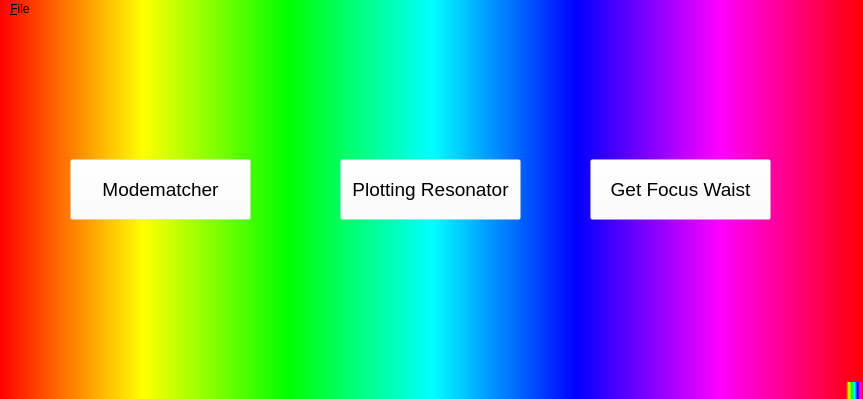
Qt form interface.ui (NiceLaserGuy/GRay-CAD-2) before a commit.
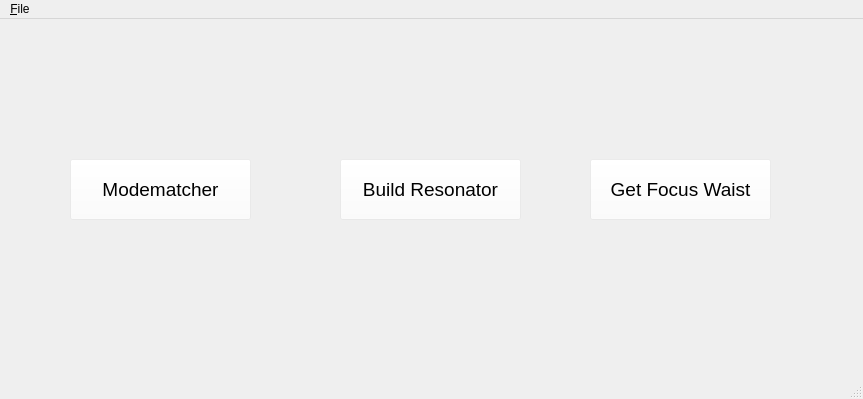
The same form after that commit.

```diff
--- a/interface.ui
+++ b/interface.ui
@@ -20,8 +20,7 @@
    <string>GrayCAD 2 powered by LQO</string>
   </property>
   <property name="styleSheet">
-   <string notr="true">background-color: qradialgradient(spread:pad, cx:0.5, cy:0.5, radius:0.5, fx:0.5, fy:0.5, stop:0 rgba(0, 0, 0, 0), stop:0.52 rgba(0, 0, 0, 0), stop:0.565 rgba(82, 121, 76, 33), stop:0.65 rgba(159, 235, 148, 64), stop:0.721925 rgba(255, 238, 150, 129), stop:0.77 rgba(255, 128, 128, 204), stop:0.89 rgba(191, 128, 255, 64), stop:1 rgba(0, 0, 0, 0));
-background-color: qlineargradient(spread:pad, x1:0, y1:0, x2:1, y2:0, stop:0 rgba(255, 0, 0, 255), stop:0.166 rgba(255, 255, 0, 255), stop:0.333 rgba(0, 255, 0, 255), stop:0.5 rgba(0, 255, 255, 255), stop:0.666 rgba(0, 0, 255, 255), stop:0.833 rgba(255, 0, 255, 255), stop:1 rgba(255, 0, 0, 255));</string>
+   <string notr="true"/>
   </property>
   <property name="tabShape">
    <enum>QTabWidget::Triangular</enum>
@@ -96,7 +95,7 @@
      <string notr="true">background-color: rgba(255, 255, 255, 50)</string>
     </property>
     <property name="text">
-     <string>Plotting Resonator</string>
+     <string>Build Resonator</string>
     </property>
     <property name="flat">
      <bool>false</bool>
```
Left out of the diff: 4 changed lines with no effect on the pictures.
